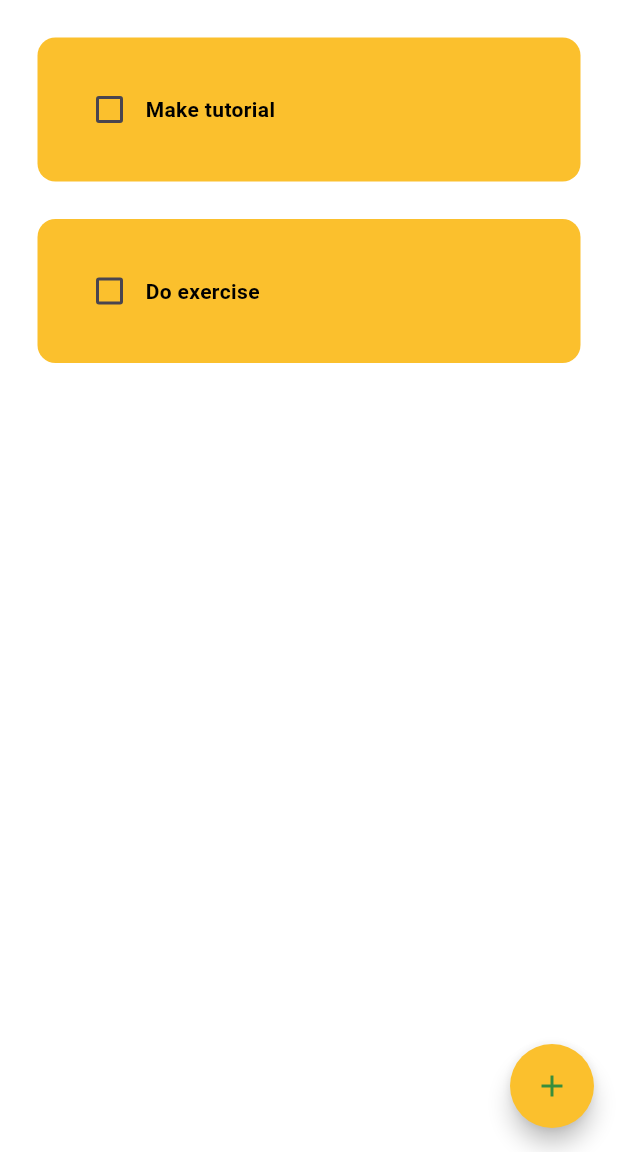
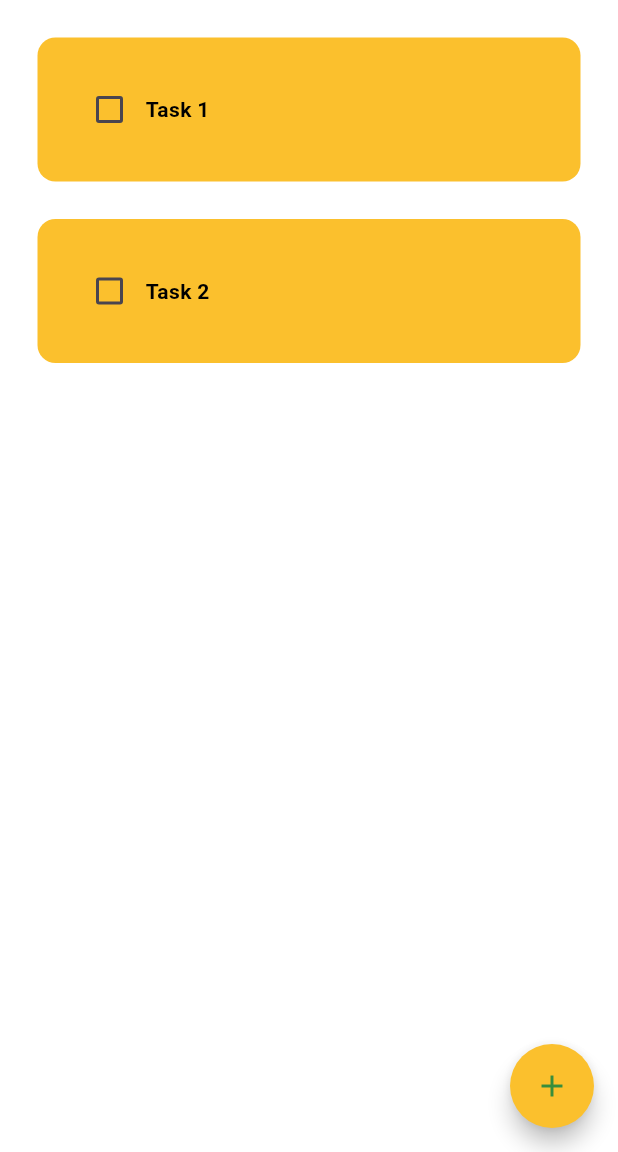
Before and after one commit to jio-git-master/todolist, a Flutter app: the screen it shows after launch, on a phone screen of 412 x 824 dp, the part 84-1236 px from its top. Run offline on Flutter 3.47's test engine with Material 3 defaults, Android fonts, the phone set to English and light mode, and no system bars; drawn by our look-alikes of flutter_slidable; our stand-ins replace hive_flutter; accounts and stored records are empty.

Commit message:
updated default tasks

```diff
--- a/lib/data/database.dart
+++ b/lib/data/database.dart
@@ -8,8 +8,8 @@ class ToDoDatabase{
 
   void createInitialData(){
     toDoList = [
-      ["Make tutorial", false],
-      ["Do exercise", false],
+      ["Task 1", false],
+      ["Task 2", false],
     ];
   }
 
```
